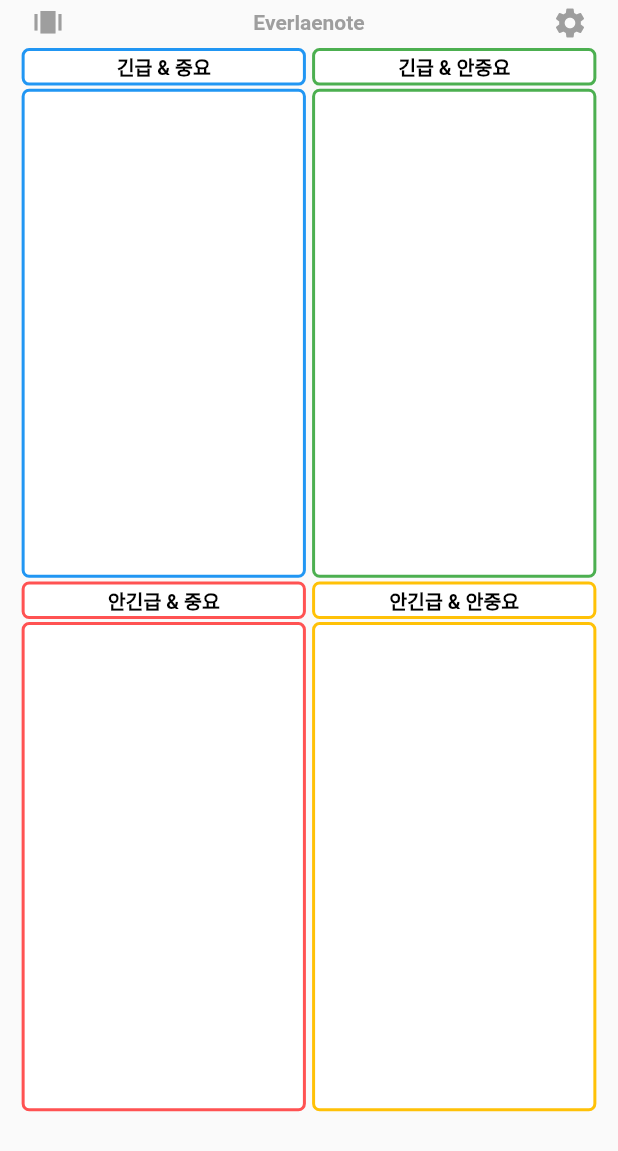
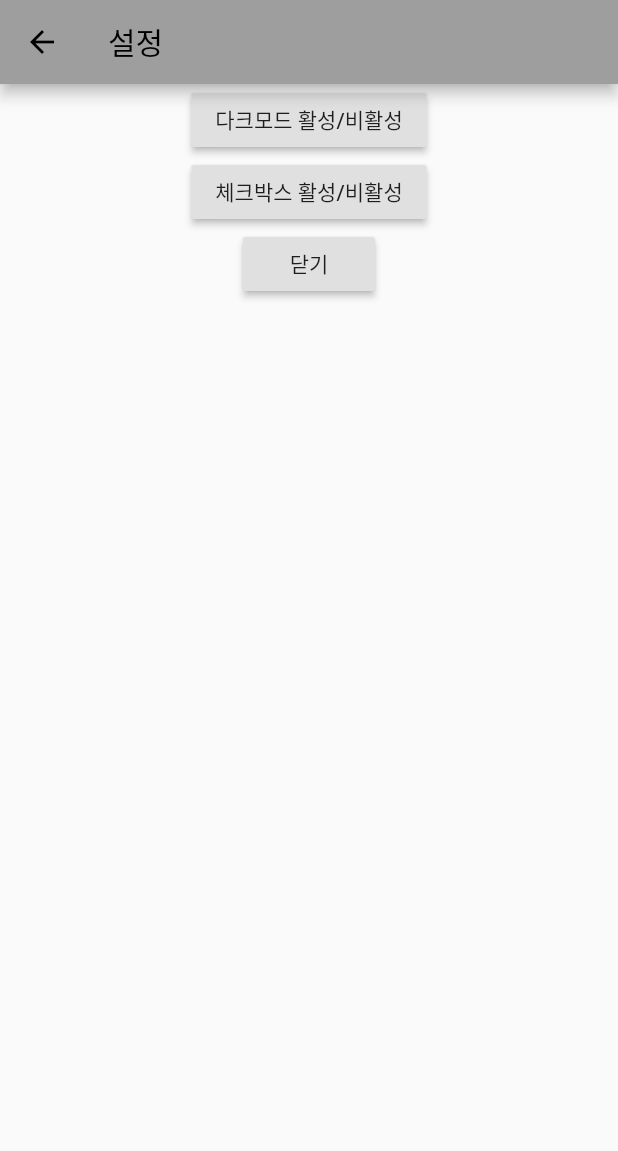
Before and after one commit to sssslu/everlaenote, a Flutter app: the screen it shows after launch, after a tap on the "settings" icon, on a phone screen of 412 x 824 dp. Shown: the top 1151 px of the screen. Run offline on Flutter 3.47's test engine with Material 2 defaults, Android fonts, the phone set to English and light mode, and no system bars; our stand-ins replace flutter_slidable, flutter_speed_dial, shared_preferences, sqflite; missing offline and left inert: screen; accounts and stored records are empty.

Commit message:
일단 세팅페이지 만들었으나, 로직 미비 및 변수설정, 함수 허접함

```diff
--- a/lib/Eisenhower.dart
+++ b/lib/Eisenhower.dart
@@ -1,5 +1,6 @@
 import 'dart:math';
 
+import 'package:everlaenote/SettingPage.dart';
 import 'package:everlaenote/model/eisenMemoDAO.dart';
 import 'package:flutter/cupertino.dart';
 import 'package:flutter/material.dart';
@@ -8,6 +9,7 @@ import 'package:flutter_speed_dial/flutter_speed_dial.dart';
 import 'model/eisenMemo.dart';
 import 'package:screen/screen.dart';
 import 'package:shared_preferences/shared_preferences.dart';
+import 'SettingPage.dart';
 
 class EisenhowerPage extends StatefulWidget {
   EisenhowerPage({Key key, this.title}) : super(key: key);
@@ -32,13 +34,6 @@ class _EisenhowerPageState extends State<EisenhowerPage> {
     _pref = await SharedPreferences.getInstance();
     isCheckboxEnabled = (_pref.getBool('checkboxEnabled') ?? true);
     return isCheckboxEnabled;
-  }
-
-  checkChange() async {
-    setState(() {
-      isCheckboxEnabled = !isCheckboxEnabled;
-      _pref.setBool('checkboxenabled', isCheckboxEnabled);
-    });
   }
 
   Future<List<List<EisenMemo>>> getAllEisenMemo() async {
@@ -391,6 +386,10 @@ class _EisenhowerPageState extends State<EisenhowerPage> {
                 InkWell(
                     child: Icon(Icons.settings,color: colorMatcher(0),),
                     onTap: () {
+                      Navigator.push(
+                        context,
+                        MaterialPageRoute(builder: (context) => SettingPage()),
+                      );
                       print("세팅 메뉴로 이동");
                     })
               ])),
@@ -419,7 +418,7 @@ class _EisenhowerPageState extends State<EisenhowerPage> {
               })
         ],
       )),
-      //floatingActionButton: buildSpeedDial(),
+      floatingActionButton: buildSpeedDial(),
     );
   }
 
@@ -492,7 +491,7 @@ class _EisenhowerPageState extends State<EisenhowerPage> {
   ///mmMaker 는 mMaker 의 슬라이더블 소켓 안쪽에 잉크웰 한 개를 만들어주는 역할을 한다. 모든 eisenMemo 객체들이 여기 사용된다.
   InkWell mmMaker(dynamic snapshot, int whatMMatrix, int index) {
     return InkWell(
-      child: containerMaker(snapshot.data[whatMMatrix - 1][index], isCheckboxEnabled),
+      child: containerMaker(snapshot.data[whatMMatrix - 1][index], checkGetter()),
       onTap: () {
         //해당 잉크웰을 터치했을 시 동작이다(밀었을때는 이 윗단계 함수인 슬라이더블이 처리한다.)
         if (isCheckboxEnabled) {
@@ -501,7 +500,7 @@ class _EisenhowerPageState extends State<EisenhowerPage> {
         } else if (!isCheckboxEnabled) {
           print("@ 체크기능 꺼져있음 @");
         } else {
-          print('@ 체크기능 관련 에러@');
+          print('@ 체크기능 관련 에러 @');
         }
       },
       onLongPress: () {
@@ -638,11 +637,11 @@ class _EisenhowerPageState extends State<EisenhowerPage> {
 
   SpeedDial buildSpeedDial() {
     return SpeedDial(
-      marginEnd: 5,
-      marginBottom: MediaQuery.of(context).size.height * 0.93,
-      icon: Icons.settings,
+      marginEnd: 18,
+      marginBottom: 20,
+      icon: Icons.add,
       activeIcon: Icons.remove,
-      buttonSize: MediaQuery.of(context).size.height * 0.05,
+      buttonSize: 56.0,
       visible: true,
       closeManually: false,
       curve: Curves.bounceIn,
@@ -661,28 +660,40 @@ class _EisenhowerPageState extends State<EisenhowerPage> {
       // childMarginTop: 2,
       children: [
         SpeedDialChild(
-          child: Icon(Icons.widgets_outlined),
-          backgroundColor: colorMatcher(0),
-          label: '애벌레 메인',
-          labelStyle: TextStyle(fontSize: 15, color: Colors.white),
+          child: Icon(Icons.crop_square),
+          backgroundColor: colorMatcher(4),
+          label: '안긴급&안중요',
+          labelStyle: TextStyle(fontSize: 14.0, color: Colors.white),
           labelBackgroundColor: Colors.black,
-          onTap: () => gotoEisenhowerPage(),
+          onTap: () => createEisenMemo(4),
+          onLongPress: () => print('4 CHILD LONG PRESS'),
         ),
         SpeedDialChild(
-          child: Icon(Icons.book_outlined),
-          backgroundColor: colorMatcher(0),
-          label: '노트북 목록',
-          labelStyle: TextStyle(fontSize: 15, color: Colors.white),
+          child: Icon(Icons.crop_square),
+          backgroundColor: colorMatcher(3),
+          label: '긴급&안중요',
+          labelStyle: TextStyle(fontSize: 14.0, color: Colors.white),
           labelBackgroundColor: Colors.black,
-          onTap: () => gotoNoteBookListPage(),
+          onTap: () => createEisenMemo(3),
+          onLongPress: () => print('3 CHILD LONG PRESS'),
         ),
         SpeedDialChild(
-          child: Icon(Icons.note_add_outlined),
-          backgroundColor: colorMatcher(0),
-          label: '빠른노트 추가',
-          labelStyle: TextStyle(fontSize: 15, color: Colors.white),
+          child: Icon(Icons.crop_square),
+          backgroundColor: colorMatcher(2),
+          label: '안긴급&중요',
+          labelStyle: TextStyle(fontSize: 14.0, color: Colors.white),
           labelBackgroundColor: Colors.black,
-          onTap: () => gotoQuickNoteAddPage(),
+          onTap: () => createEisenMemo(2),
+          onLongPress: () => print('2 CHILD LONG PRESS'),
+        ),
+        SpeedDialChild(
+          child: Icon(Icons.crop_square),
+          backgroundColor: colorMatcher(1),
+          label: '긴급&중요',
+          labelStyle: TextStyle(fontSize: 14.0, color: Colors.white),
+          labelBackgroundColor: Colors.black,
+          onTap: () => createEisenMemo(1),
+          onLongPress: () => print('1 CHILD LONG PRESS'),
         ),
       ],
     );
@@ -725,7 +736,8 @@ class _EisenhowerPageState extends State<EisenhowerPage> {
         });
   }
 
-  gotoNoteBookListPage() {}
+  gotoNoteBookListPage() {
+  }
 
   gotoQuickNoteAddPage() {}
 
@@ -742,7 +754,7 @@ class _EisenhowerPageState extends State<EisenhowerPage> {
       case 4:
         return Colors.amber;
       case 0:
-        return Colors.grey;
+        return Colors.black87;
       case 5:
         return Colors.white;
     }
--- /dev/null
+++ b/lib/SettingPage.dart
@@ -0,0 +1,64 @@
+import 'package:flutter/cupertino.dart';
+import 'package:flutter/material.dart';
+import 'package:shared_preferences/shared_preferences.dart';
+
+class SettingPage extends StatefulWidget {
+  @override
+  _SettingPageState createState() => _SettingPageState();
+}
+
+class _SettingPageState extends State<SettingPage> {
+  SharedPreferences _pref;
+  bool isCheckboxEnabled = true;
+
+  Future<bool> checkGetter() async {
+    print('체크게터 실행!');
+    _pref = await SharedPreferences.getInstance();
+    isCheckboxEnabled = (_pref.getBool('checkboxEnabled') ?? true);
+    return isCheckboxEnabled;
+  }
+
+  checkChange() async {
+    setState(() {
+      print("체크체인지 실행");
+      isCheckboxEnabled = !isCheckboxEnabled;
+      _pref.setBool('checkboxenabled', isCheckboxEnabled);
+    });
+    print("체크켜짐 : "+isCheckboxEnabled.toString());
+  }
+
+  @override
+  void initState() {
+    super.initState();
+    checkGetter();
+  }
+
+  @override
+  Widget build(BuildContext context) {
+    return Scaffold(
+      appBar: AppBar(
+        title: Text("설정"),
+      ),
+      body: Center(
+          child: Column(children: [
+            RaisedButton(
+              onPressed: () {
+                print("지원하지 않는 기능");
+              },
+              child: Text('다크모드 활성/비활성'),
+            ),
+            RaisedButton(
+              onPressed: () {
+                checkChange();
+              },
+              child: Text('체크박스 활성/비활성'),
+            ), RaisedButton(
+          onPressed: () {
+            Navigator.pop(context);
+          },
+          child: Text('닫기'),
+        ),
+      ])),
+    );
+  }
+}
```
